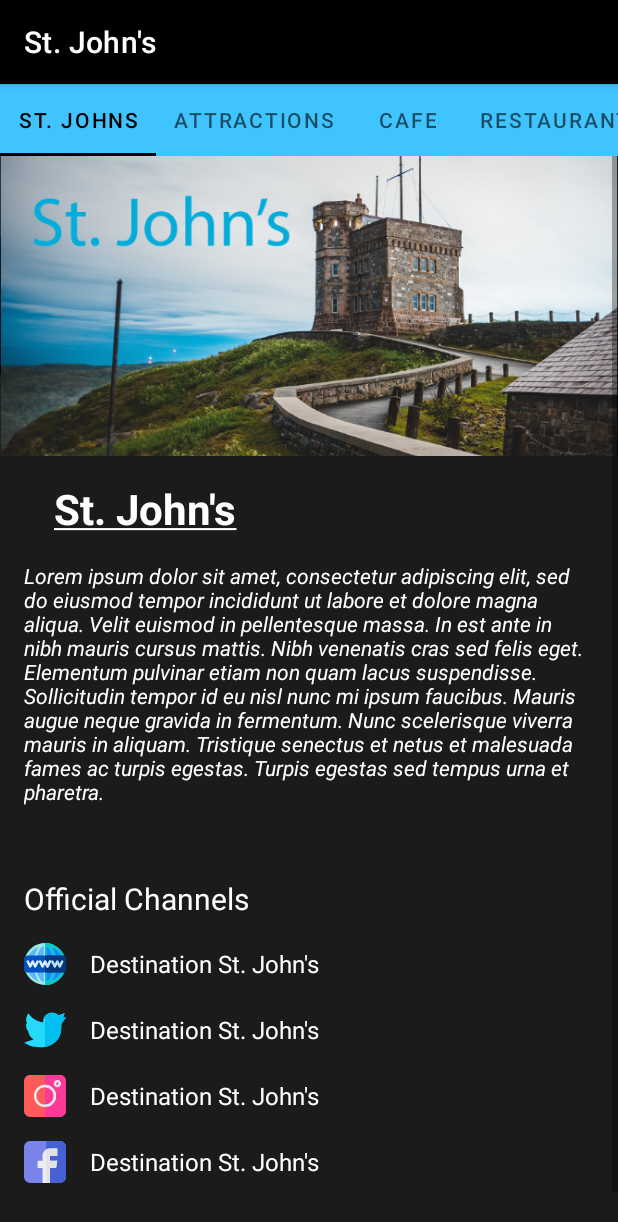
After one commit to DevGoran/TourGuideApp, an Android app: the StJohnsMainFragment screen opened directly, with no data from a screen before it, on a phone screen of 412 x 824 dp. The commit adds this screen. Shown: the top 1222 px of the screen. Run offline under Robolectric (Android 15) with nearby library versions, the phone set to English and light mode, and no system bars.

Commit message:
Expansion - Completed the structure for St John's. Now the only thing missing are the correct strings. - Added new strings and corrected comments. - Adjusted CategoryFragmentPagerAdapter to display cities and their names properly.

```diff
--- a/app/src/main/java/com/example/tourguideapp/adapter/CategoryFragmentPagerAdapter.java
+++ b/app/src/main/java/com/example/tourguideapp/adapter/CategoryFragmentPagerAdapter.java
@@ -13,18 +13,28 @@ import com.example.tourguideapp.fragment.saskatoon.SaskatoonAttractionsFragment;
 import com.example.tourguideapp.fragment.saskatoon.SaskatoonCoffeeFragment;
 import com.example.tourguideapp.fragment.saskatoon.SaskatoonMainFragment;
 import com.example.tourguideapp.fragment.saskatoon.SaskatoonRestaurantFragment;
+import com.example.tourguideapp.fragment.stjohns.StJohnsActivitiesFragment;
+import com.example.tourguideapp.fragment.stjohns.StJohnsAttractionsFragment;
+import com.example.tourguideapp.fragment.stjohns.StJohnsCoffeeFragment;
+import com.example.tourguideapp.fragment.stjohns.StJohnsMainFragment;
+import com.example.tourguideapp.fragment.stjohns.StJohnsRestaurantFragment;
 import com.example.tourguideapp.fragment.toronto.TorontoActivitiesFragment;
 import com.example.tourguideapp.fragment.toronto.TorontoAttractionsFragment;
 import com.example.tourguideapp.fragment.toronto.TorontoCoffeeFragment;
 import com.example.tourguideapp.fragment.toronto.TorontoMainFragment;
 import com.example.tourguideapp.fragment.toronto.TorontoRestaurantFragment;
-import com.example.tourguideapp.fragment.vancouver.VancouverMainFragment;
 import com.example.tourguideapp.fragment.vancouver.VancouverActivitiesFragment;
 import com.example.tourguideapp.fragment.vancouver.VancouverAttractionsFragment;
 import com.example.tourguideapp.fragment.vancouver.VancouverCoffeeFragment;
+import com.example.tourguideapp.fragment.vancouver.VancouverMainFragment;
 import com.example.tourguideapp.fragment.vancouver.VancouverRestaurantFragment;
 
 public class CategoryFragmentPagerAdapter extends FragmentPagerAdapter {
+
+    /**
+     * Context of the Fragment.
+     **/
+    private final Context mContext;
 
     /**
      * Constructor of the class.
@@ -33,11 +43,6 @@ public class CategoryFragmentPagerAdapter extends FragmentPagerAdapter {
         super(fm);
         mContext = context;
     }
-
-    /**
-     * Context of the Fragment.
-     **/
-    private final Context mContext;
 
     /**
      * Return the Fragment associated with a specified position.
@@ -86,6 +91,18 @@ public class CategoryFragmentPagerAdapter extends FragmentPagerAdapter {
                 } else {
                     return new TorontoActivitiesFragment();
                 }
+            case "StJohnsActivity":
+                if (position == 0) {
+                    return new StJohnsMainFragment();
+                } else if (position == 1) {
+                    return new StJohnsAttractionsFragment();
+                } else if (position == 2) {
+                    return new StJohnsCoffeeFragment();
+                } else if (position == 3) {
+                    return new StJohnsRestaurantFragment();
+                } else {
+                    return new StJohnsActivitiesFragment();
+                }
         }
         return null;
     }
@@ -103,8 +120,20 @@ public class CategoryFragmentPagerAdapter extends FragmentPagerAdapter {
      **/
     @Override
     public CharSequence getPageTitle(int position) {
+
+        String className = mContext.getClass().getSimpleName();
+
         if (position == 0) {
-            return mContext.getString(R.string.vancouver);
+            switch (className) {
+                case "VancouverActivity":
+                    return "Vancouver";
+                case "SaskatoonActivity":
+                    return "Saskatoon";
+                case "TorontoActivity":
+                    return "Toronto";
+                case "StJohnsActivity":
+                    return "St. Johns";
+            }
         } else if (position == 1) {
             return mContext.getString(R.string.category_attractions);
         } else if (position == 2) {
@@ -114,5 +143,6 @@ public class CategoryFragmentPagerAdapter extends FragmentPagerAdapter {
         } else {
             return mContext.getString(R.string.category_activities);
         }
+        return null;
     }
 }
--- /dev/null
+++ b/app/src/main/java/com/example/tourguideapp/fragment/stjohns/StJohnsAttractionsFragment.java
@@ -0,0 +1,65 @@
+package com.example.tourguideapp.fragment.stjohns;
+
+import android.os.Bundle;
+import android.view.LayoutInflater;
+import android.view.View;
+import android.view.ViewGroup;
+import android.widget.ListView;
+import android.widget.Toast;
+
+import androidx.fragment.app.Fragment;
+
+import com.example.tourguideapp.R;
+import com.example.tourguideapp.adapter.CityCategoryItemAdapter;
+import com.example.tourguideapp.object.CityCategoryItem;
+
+import java.util.ArrayList;
+
+/**
+ * {@link Fragment} subclass.
+ */
+public class StJohnsAttractionsFragment extends Fragment {
+
+    public StJohnsAttractionsFragment() {
+        // Required empty public constructor
+    }
+
+    @Override
+    public View onCreateView(LayoutInflater inflater, ViewGroup container,
+                             Bundle savedInstanceState) {
+        View rootView = inflater.inflate(R.layout.list, container, false);
+
+        // TODO: Add correct strings.
+        // Create a list of CityCategoryItem's
+        ArrayList<CityCategoryItem> categories = new ArrayList<>();
+        categories.add(new CityCategoryItem(R.drawable.ic__09_climbing, R.string.activities_placeholder_one, R.string.activities_placeholder_one_info));
+        categories.add(new CityCategoryItem(R.drawable.ic__16_skiing_1, R.string.activities_placeholder_two, R.string.activities_placeholder_two_info));
+        categories.add(new CityCategoryItem(R.drawable.ic__17_bike_1, R.string.activities_placeholder_three, R.string.activities_placeholder_three_info));
+        categories.add(new CityCategoryItem(R.drawable.ic__20_snowboard_1, R.string.activities_placeholder_four, R.string.activities_placeholder_four_info));
+        categories.add(new CityCategoryItem(R.drawable.ic__57_bungee_jumping, R.string.activities_placeholder_five, R.string.activities_placeholder_five_info));
+        categories.add(new CityCategoryItem(R.drawable.ic__31_kayak, R.string.activities_placeholder_six, R.string.activities_placeholder_six_info));
+        categories.add(new CityCategoryItem(R.drawable.ic__32_kitesurf, R.string.activities_placeholder_seven, R.string.activities_placeholder_seven_info));
+        categories.add(new CityCategoryItem(R.drawable.ic__34_ice_skating, R.string.activities_placeholder_eight, R.string.activities_placeholder_eight_info));
+        categories.add(new CityCategoryItem(R.drawable.ic__37_hiking_1, R.string.activities_placeholder_nine, R.string.activities_placeholder_nine_info));
+        categories.add(new CityCategoryItem(R.drawable.ic__38_skydiving, R.string.activities_placeholder_ten, R.string.activities_placeholder_ten_info));
+
+        // Create an {@link CityCategoryItemAdapter}, whose data source is a list of {@link CityCategoryItem}s. The
+        // adapter knows how to create list items for each item in the list.
+        CityCategoryItemAdapter adapter = new CityCategoryItemAdapter(getActivity(), categories);
+
+        // Find the {@link ListView} object in the view hierarchy of the {@link Activity}.
+        // There should be a {@link ListView} with the view ID called list, which is declared in the
+        // list.xml layout file.
+        ListView listView = rootView.findViewById(R.id.list);
+
+        // Make the {@link ListView} use the {@link CityCategoryItemAdapter} we created above, so that the
+        // {@link ListView} will display list items for each {@link CityCategoryItem} in the list.
+        listView.setAdapter(adapter);
+
+        // onItemClickListener with "dummy" code inside -> "Imagine this would open a website or another activity! :)"
+        listView.setOnItemClickListener((parent, view, position, id) -> Toast.makeText(getActivity(), getString(R.string.toast_message_fragments), Toast.LENGTH_SHORT).show());
+
+        // Inflate the layout for this fragment.
+        return rootView;
+    }
+}
--- /dev/null
+++ b/app/src/main/java/com/example/tourguideapp/fragment/stjohns/StJohnsMainFragment.java
@@ -0,0 +1,63 @@
+package com.example.tourguideapp.fragment.stjohns;
+
+import android.content.Intent;
+import android.net.Uri;
+import android.os.Bundle;
+import android.view.LayoutInflater;
+import android.view.View;
+import android.view.ViewGroup;
+import android.widget.LinearLayout;
+
+import androidx.fragment.app.Fragment;
+
+import com.example.tourguideapp.R;
+
+/**
+ * A {@link Fragment} subclass.
+ */
+public class StJohnsMainFragment extends Fragment {
+
+    public StJohnsMainFragment() {
+        // Required empty public constructor
+    }
+
+    @Override
+    public void onCreate(Bundle savedInstanceState) {
+        super.onCreate(savedInstanceState);
+    }
+
+    @Override
+    public View onCreateView(LayoutInflater inflater, ViewGroup container,
+                             Bundle savedInstanceState) {
+
+        View view = inflater.inflate(R.layout.fragment_stjohns_main, container, false);
+
+        // Get LinearLayout with the ID website_st_johns_linear_view and set an OnClickListener
+        // in order to open a website by using an Intent.
+        LinearLayout stJohnsWebsite = view.findViewById(R.id.website_st_johns_linear_view);
+        stJohnsWebsite.setOnClickListener(v -> startActivity(new Intent(Intent.ACTION_VIEW,
+                Uri.parse(getString(R.string.st_johns_website_url)))));
+
+        // Get LinearLayout with the ID twitter_st_johns_linear_view and set an OnClickListener
+        // in order to open a website by using an Intent.
+        LinearLayout stJohnsTwitter = view.findViewById(R.id.twitter_st_johns_linear_view);
+        stJohnsTwitter.setOnClickListener(v -> startActivity(new Intent(Intent.ACTION_VIEW,
+                Uri.parse(getString(R.string.st_johns_twitter_url)))));
+
+        // Get LinearLayout with the ID instagram_st_johns_linear_view and set an OnClickListener
+        // in order to open a website by using an Intent.
+        LinearLayout stJohnsInstagram = view.findViewById(R.id.instagram_st_johns_linear_view);
+        stJohnsInstagram.setOnClickListener(v -> startActivity(new Intent(Intent.ACTION_VIEW,
+                Uri.parse(getString(R.string.st_johns_instagram_url)))));
+
+        // Get LinearLayout with the ID facebook_st_johns_linear_view and set an OnClickListener
+        // in order to open a website by using an Intent.
+        LinearLayout stJohnsFacebook = view.findViewById(R.id.facebook_st_johns_linear_view);
+        stJohnsFacebook.setOnClickListener(v -> startActivity(new Intent(Intent.ACTION_VIEW,
+                Uri.parse(getString(R.string.st_johns_facebook_url)))));
+
+        // Inflate the layout for this fragment.
+        return view;
+
+    }
+}
--- a/app/src/main/res/layout/fragment_stjohns_main.xml
+++ b/app/src/main/res/layout/fragment_stjohns_main.xml
@@ -1,6 +1,100 @@
 <?xml version="1.0" encoding="utf-8"?>
-<androidx.constraintlayout.widget.ConstraintLayout xmlns:android="http://schemas.android.com/apk/res/android"
+<ScrollView xmlns:android="http://schemas.android.com/apk/res/android"
+    xmlns:tools="http://schemas.android.com/tools"
     android:layout_width="match_parent"
-    android:layout_height="match_parent">
+    android:layout_height="match_parent"
+    android:background="@color/dark_grey">
 
-</androidx.constraintlayout.widget.ConstraintLayout>
+    <LinearLayout
+        android:layout_width="match_parent"
+        android:layout_height="wrap_content"
+        android:orientation="vertical"
+        android:paddingBottom="@dimen/parent_linear_layout_padding_bottom"
+        tools:context=".fragment.StJohnsMainFragment">
+
+        <!-- Photo by Erik Mclean from Pexels. License: https://www.pexels.com/license/ -->
+        <ImageView
+            style="@style/city_banner_fragment"
+            android:src="@drawable/st_johns_banner"
+            android:importantForAccessibility="no" />
+
+        <!-- St. John's header. -->
+        <TextView
+            style="@style/city_header"
+            android:text="@string/st_johns_underline" />
+
+        <!-- Introduction to St. John's. -->
+        <TextView
+            style="@style/city_description_style"
+            android:text="@string/st_johns_introduction" />
+
+        <!-- Beginning of the official channel section. -->
+        <TextView
+            style="@style/official_channels"
+            android:text="@string/official_channels" />
+
+        <!-- Website. -->
+        <LinearLayout
+            android:id="@+id/website_st_johns_linear_view"
+            style="@style/channels_linear_layout_style"
+            tools:ignore="UseCompoundDrawables">
+
+            <ImageView
+                style="@style/channels_icon_style"
+                android:src="@drawable/ic_world_wide_web"
+                android:importantForAccessibility="no" />
+
+            <TextView
+                style="@style/channels_textview_style"
+                android:text="@string/destination_st_johns" />
+        </LinearLayout>
+
+        <!-- Twitter. -->
+        <LinearLayout
+            android:id="@+id/twitter_st_johns_linear_view"
+            style="@style/channels_linear_layout_style"
+            tools:ignore="UseCompoundDrawables">
+
+            <ImageView
+                style="@style/channels_icon_style"
+                android:src="@drawable/ic__43_twitter"
+                android:importantForAccessibility="no" />
+
+            <TextView
+                style="@style/channels_textview_style"
+                android:text="@string/destination_st_johns" />
+        </LinearLayout>
+
+        <!-- Instagram. -->
+        <LinearLayout
+            android:id="@+id/instagram_st_johns_linear_view"
+            style="@style/channels_linear_layout_style"
+            tools:ignore="UseCompoundDrawables">
+
+            <ImageView
+                style="@style/channels_icon_style"
+                android:src="@drawable/ic__25_instagram"
+                android:importantForAccessibility="no" />
+
+            <TextView
+                style="@style/channels_textview_style"
+                android:text="@string/destination_st_johns" />
+        </LinearLayout>
+
+        <!-- Facebook. -->
+        <LinearLayout
+            android:id="@+id/facebook_st_johns_linear_view"
+            style="@style/channels_linear_layout_style"
+            tools:ignore="UseCompoundDrawables">
+
+            <ImageView
+                style="@style/channels_icon_style"
+                android:src="@drawable/ic__21_facebook"
+                android:importantForAccessibility="no" />
+
+            <TextView
+                style="@style/channels_textview_style"
+                android:text="@string/destination_st_johns" />
+        </LinearLayout>
+    </LinearLayout>
+</ScrollView>
--- a/app/src/main/res/values/strings.xml
+++ b/app/src/main/res/values/strings.xml
@@ -125,16 +125,23 @@
     <string name="destination_toronto">Destination Toronto</string>
     <string name="visit_toronto">Visit Toronto</string>
 
-    <!-- Vancouver URL strings. -->
+    <!-- Toronto URL strings. -->
     <string name="toronto_twitter_url">https://twitter.com/SeeTorontoNow</string>
     <string name="toronto_instagram_url">https://www.instagram.com/destination_toronto/</string>
     <string name="toronto_website_url">https://www.destinationtoronto.com/#sm.0000wgd16cz7afi1wqy1qm9e36crr</string>
     <string name="toronto_facebook_url">https://www.facebook.com/insidevancouver/</string>
 
-    <!-- Saskatoon strings and introduction. -->
-    <string name="st_johns">St. Johns</string>
-    <string name="st_johns_underline"><u>St. Johns</u></string>
+    <!-- St. John's strings and introduction. -->
+    <string name="st_johns">St. John\'s</string>
+    <string name="st_johns_underline"><u>St. John\'s</u></string>
+    <string name="destination_st_johns">Destination St. John\'s</string>
     <string name="st_johns_introduction">Lorem ipsum dolor sit amet, consectetur adipiscing elit, sed do eiusmod tempor incididunt ut labore et dolore magna aliqua. Velit euismod in pellentesque massa. In est ante in nibh mauris cursus mattis. Nibh venenatis cras sed felis eget. Elementum pulvinar etiam non quam lacus suspendisse. Sollicitudin tempor id eu nisl nunc mi ipsum faucibus. Mauris augue neque gravida in fermentum. Nunc scelerisque viverra mauris in aliquam. Tristique senectus et netus et malesuada fames ac turpis egestas. Turpis egestas sed tempus urna et pharetra.</string>
+
+    <!-- St. John's URL strings. -->
+    <string name="st_johns_twitter_url">https://twitter.com/DestinationSJ</string>
+    <string name="st_johns_instagram_url">https://www.instagram.com/destinationstjohns/</string>
+    <string name="st_johns_website_url">https://destinationstjohns.com/</string>
+    <string name="st_johns_facebook_url">https://www.facebook.com/DestinationStJohns</string>
 
     <!-- PlaceholderActivitiesFragment ArrayList strings. -->
     <string name="activities_placeholder_one">Placeholder 1</string>
```
Also changed, not shown: app/src/main/java/com/example/tourguideapp/fragment/stjohns/StJohnsActivitiesFragment.java (added, +70 -0 lines), app/src/main/java/com/example/tourguideapp/fragment/stjohns/StJohnsCoffeeFragment.java (added, +65 -0 lines), app/src/main/java/com/example/tourguideapp/fragment/stjohns/StJohnsRestaurantFragment.java (added, +65 -0 lines).
